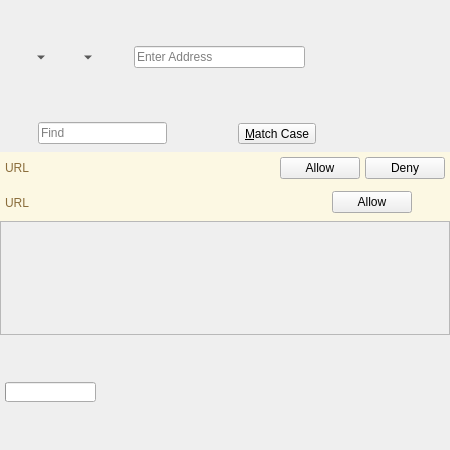
This is 2.x/UI/dooble_page.ui in textbrowser/dooble as Qt 5 draws it before an edit. The edited form follows.
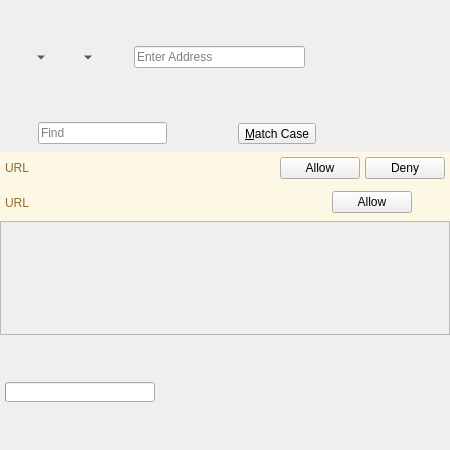
This is the edited form. Custom widgets are drawn as their Qt base class.

Commit message: Wider progress widget.

Diff of the .ui file:
```diff
--- a/2.x/UI/dooble_page.ui
+++ b/2.x/UI/dooble_page.ui
@@ -537,13 +537,13 @@
           </property>
           <property name="minimumSize">
            <size>
-            <width>0</width>
+            <width>150</width>
             <height>20</height>
            </size>
           </property>
           <property name="maximumSize">
            <size>
-            <width>16777215</width>
+            <width>150</width>
             <height>20</height>
            </size>
           </property>
```
